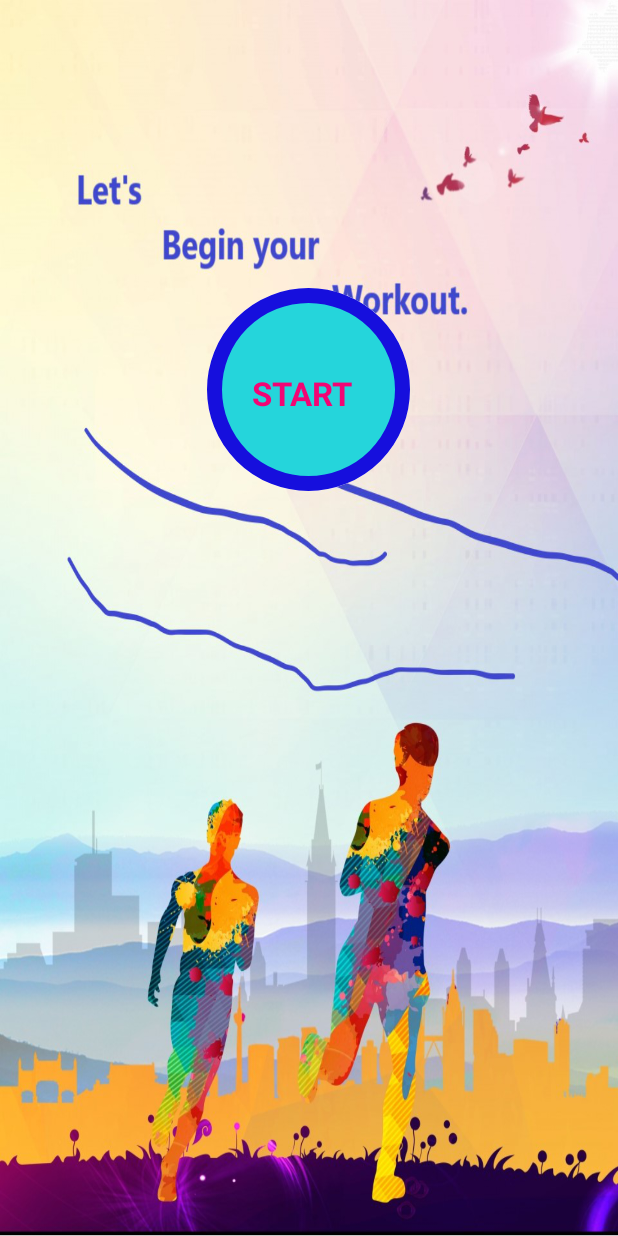
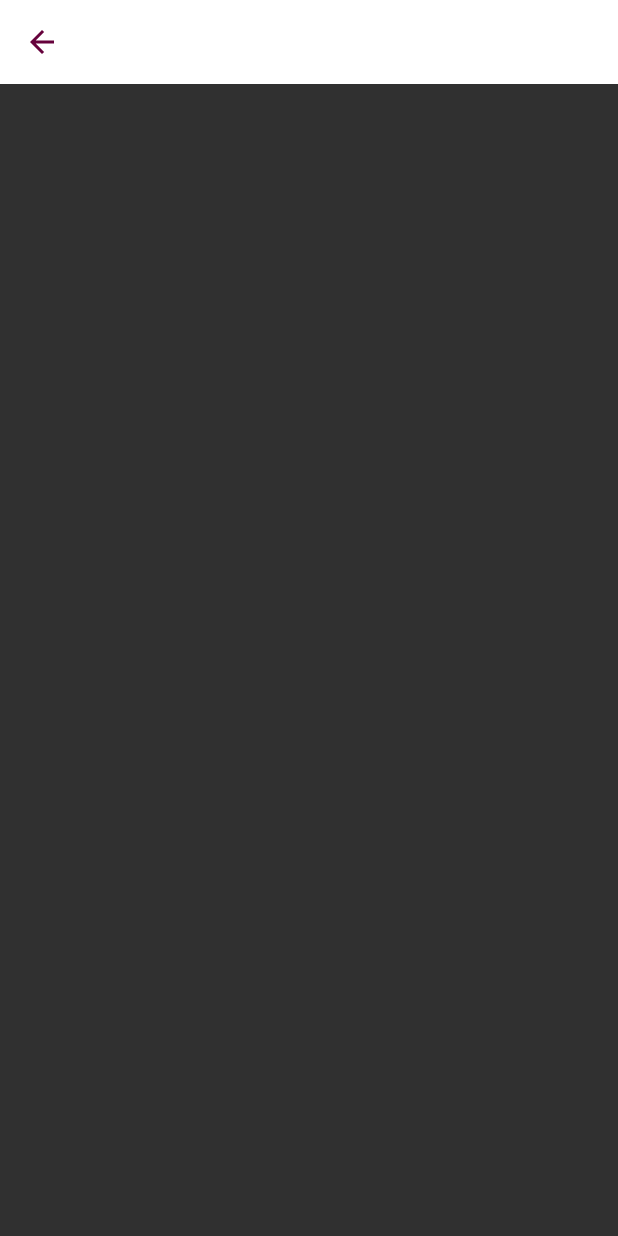
Before and after one commit to Roshan13046/Home_Workout_Kotlin_Android_App, an Android app: the screen it shows after launch (MainActivity before the commit, ExerciseActivity after it), after a tap on "START", on a phone screen of 412 x 824 dp. Run offline under Robolectric (Android 15) with nearby library versions, the light colour scheme and no system bars.

Commit message:
back button toolbar feature added to new Exercise activity.

```diff
--- a/app/src/main/AndroidManifest.xml
+++ b/app/src/main/AndroidManifest.xml
@@ -9,12 +9,17 @@
         android:roundIcon="@mipmap/ic_launcher_round"
         android:supportsRtl="true"
         android:theme="@style/AppTheme">
-        <activity android:name=".MainActivity"
+        <activity android:name=".ExerciseActivity"
             android:screenOrientation="portrait"
-            android:theme="@style/Theme.AppCompat.DayNight.NoActionBar"
-            >
+            android:theme="@style/Theme.AppCompat.NoActionBar"
+            ></activity>
+        <activity
+            android:name=".MainActivity"
+            android:screenOrientation="portrait"
+            android:theme="@style/Theme.AppCompat.DayNight.NoActionBar">
             <intent-filter>
                 <action android:name="android.intent.action.MAIN" />
+
                 <category android:name="android.intent.category.LAUNCHER" />
             </intent-filter>
         </activity>
--- /dev/null
+++ b/app/src/main/java/com/example/daily_workout_app/ExerciseActivity.kt
@@ -0,0 +1,20 @@
+package com.example.daily_workout_app
+
+import androidx.appcompat.app.AppCompatActivity
+import android.os.Bundle
+import kotlinx.android.synthetic.main.activity_exercise.*
+
+class ExerciseActivity : AppCompatActivity() {
+
+    override fun onCreate(savedInstanceState: Bundle?) {
+        super.onCreate(savedInstanceState)
+        setContentView(R.layout.activity_exercise)
+
+        setSupportActionBar(toolbar_exercise_activity)
+        val actionbar = supportActionBar
+        if(actionbar != null){
+            actionbar.setDisplayHomeAsUpEnabled(true)
+        }
+        toolbar_exercise_activity.setNavigationOnClickListener { onBackPressed() }
+    }
+}
--- a/app/src/main/java/com/example/daily_workout_app/MainActivity.kt
+++ b/app/src/main/java/com/example/daily_workout_app/MainActivity.kt
@@ -1,5 +1,6 @@
 package com.example.daily_workout_app
 
+import android.content.Intent
 import androidx.appcompat.app.AppCompatActivity
 import android.os.Bundle
 import android.widget.Toast
@@ -11,7 +12,10 @@ class MainActivity : AppCompatActivity() {
         super.onCreate(savedInstanceState)
         setContentView(R.layout.activity_main)
 
-        llStart.setOnClickListener { Toast.makeText(this, "We Will Start the workout Exercise",
-            Toast.LENGTH_SHORT).show() }
+        llStart.setOnClickListener {
+            //Intent is used to switch to new actvity screen
+            val intent = Intent(this, ExerciseActivity::class.java)
+            startActivity(intent)
+        }
     }
 }
--- /dev/null
+++ b/app/src/main/res/layout/activity_exercise.xml
@@ -0,0 +1,17 @@
+<?xml version="1.0" encoding="utf-8"?>
+<RelativeLayout xmlns:android="http://schemas.android.com/apk/res/android"
+    xmlns:tools="http://schemas.android.com/tools"
+    android:layout_width="match_parent"
+    android:layout_height="match_parent"
+    tools:context=".ExerciseActivity"
+    android:orientation="vertical">
+
+    <androidx.appcompat.widget.Toolbar
+        android:id="@+id/toolbar_exercise_activity"
+        android:layout_width="match_parent"
+        android:layout_height="?android:attr/actionBarSize"
+        android:background="#FFFFFF"
+        android:theme="@style/ToolbarTheme"
+        />
+
+</RelativeLayout>
--- a/app/src/main/res/values/colors.xml
+++ b/app/src/main/res/values/colors.xml
@@ -7,4 +7,6 @@
 
     <color name="colorHighLighted">#C4C4C4</color>
     <color name="colorWhite">#FFFFFF</color>
+
+    <color name="toolbar_color_control_normal">#66023c</color>
 </resources>
--- a/app/src/main/res/values/styles.xml
+++ b/app/src/main/res/values/styles.xml
@@ -7,5 +7,8 @@
         <item name="colorPrimaryDark">@color/colorPrimaryDark</item>
         <item name="colorAccent">@color/colorAccent</item>
     </style>
-
+    <style name="ToolbarTheme" parent="@style/ThemeOverlay.AppCompat.ActionBar">
+        <!-- Customize color of navigation drawer icon and back arrow -->
+        <item name="colorControlNormal">@color/toolbar_color_control_normal</item>
+    </style>
 </resources>
```
